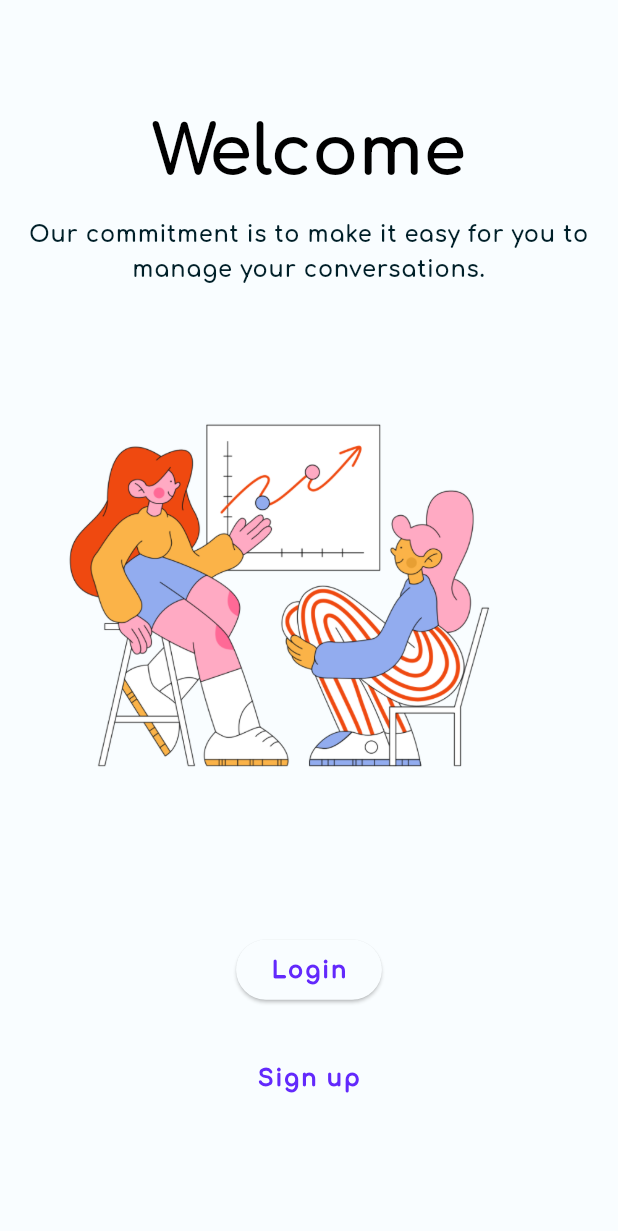
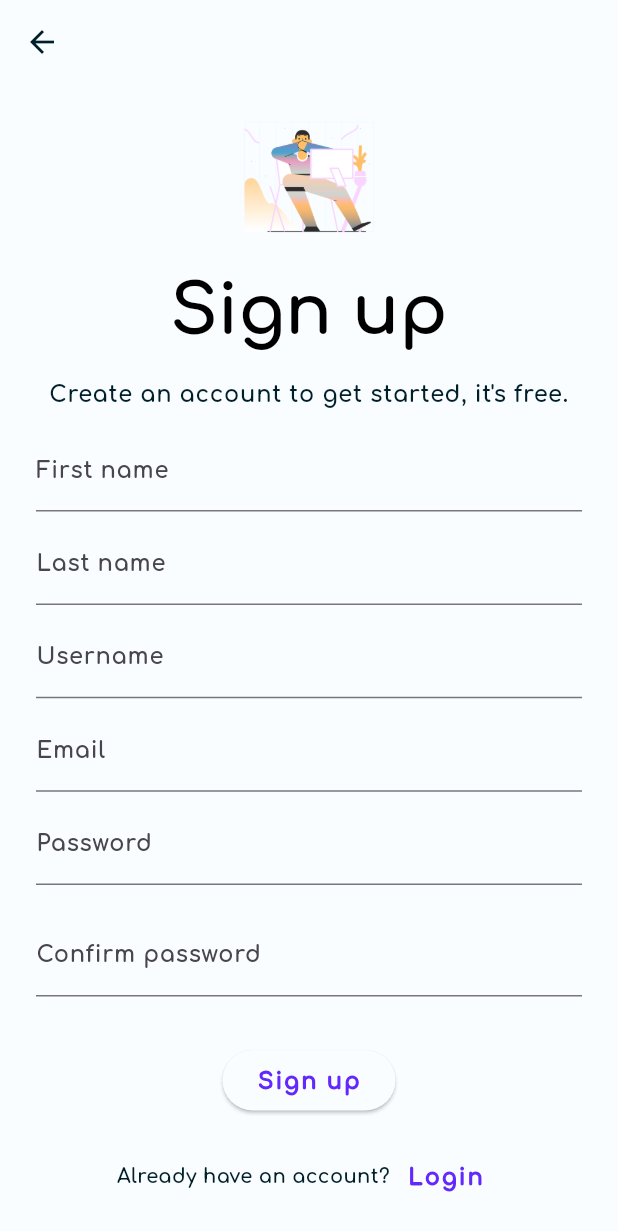
Before and after one commit to regi-gouale/com_gouale_suivi_rdv, a Flutter app: the screen it shows after launch, after a tap on "Sign up", on a phone screen of 412 x 824 dp. Shown: the top 1231 px of the screen. Run offline on Flutter 3.47's test engine with Material 2 defaults, Android fonts, the phone set to English and light mode, and no system bars; our stand-ins replace google_fonts; generated files the repository leaves out were written again.

Commit message:
Add sign up page

```diff
--- /dev/null
+++ b/lib/forms/signup_form.dart
@@ -0,0 +1,152 @@
+
+
+import 'package:flutter/material.dart';
+import 'package:iger/utils/translate.dart';
+
+class SignUpForm extends StatefulWidget {
+  const SignUpForm({super.key});
+
+  @override
+  State<SignUpForm> createState() => _SignUpFormState();
+}
+
+class _SignUpFormState extends State<SignUpForm> {
+  final _formKey = GlobalKey<FormState>();
+
+  @override
+  Widget build(BuildContext context) {
+    return Form(
+      key: _formKey,
+      child: Column(
+        children: [
+          Padding(
+            padding: const EdgeInsets.symmetric(
+              horizontal: 24.0,
+              vertical: 4.0,
+            ),
+            child: TextFormField(
+              decoration: InputDecoration(
+                labelText: t(context)!.firstName,
+                hintText: t(context)!.firstNameHint,
+              ),
+              validator: (value) {
+                if (value == null || value.isEmpty) {
+                  return t(context)!.firstNameRequired;
+                }
+                return null;
+              },
+            ),
+          ),
+          Padding(
+            padding: const EdgeInsets.symmetric(
+              horizontal: 24.0,
+              vertical: 4.0,
+            ),
+            child: TextFormField(
+              decoration: InputDecoration(
+                labelText: t(context)!.lastName,
+                hintText: t(context)!.lastNameHint,
+              ),
+              validator: (value) {
+                if (value == null || value.isEmpty) {
+                  return t(context)!.lastNameRequired;
+                }
+                return null;
+              },
+            ),
+          ),
+          Padding(
+            padding: const EdgeInsets.symmetric(
+              horizontal: 24.0,
+              vertical: 4.0,
+            ),
+            child: TextFormField(
+              decoration: InputDecoration(
+                labelText: t(context)!.userName,
+                hintText: t(context)!.userNameHint,
+              ),
+              validator: (value) {
+                if (value == null || value.isEmpty) {
+                  return t(context)!.userNameRequired;
+                }
+                return null;
+              },
+            ),
+          ),
+          Padding(
+            padding: const EdgeInsets.symmetric(
+              horizontal: 24.0,
+              vertical: 4.0,
+            ),
+            child: TextFormField(
+              decoration: InputDecoration(
+                labelText: t(context)!.email,
+                hintText: t(context)!.emailHint,
+              ),
+              validator: (value) {
+                if (value == null || value.isEmpty) {
+                  return t(context)!.emailRequired;
+                }
+                return null;
+              },
+            ),
+          ),
+          Padding(
+            padding: const EdgeInsets.symmetric(
+              horizontal: 24.0,
+              vertical: 4.0,
+            ),
+            child: TextFormField(
+              decoration: InputDecoration(
+                labelText: t(context)!.password,
+                hintText: t(context)!.passwordHint,
+              ),
+              validator: (value) {
+                if (value == null || value.isEmpty) {
+                  return t(context)!.passwordRequired;
+                }
+                return null;
+              },
+            ),
+          ),
+          Padding(
+            padding: const EdgeInsets.symmetric(
+              horizontal: 24.0,
+              vertical: 16.0,
+            ),
+            child: TextFormField(
+              decoration: InputDecoration(
+                labelText: t(context)!.passwordConfirm,
+                hintText: t(context)!.passwordConfirmHint,
+              ),
+              validator: (value) {
+                if (value == null || value.isEmpty) {
+                  return t(context)!.passwordConfirmRequired;
+                }
+                return null;
+              },
+            ),
+          ),
+          Padding(
+            padding: const EdgeInsets.symmetric(
+              horizontal: 24.0,
+              vertical: 16.0,
+            ),
+            child: ElevatedButton(
+              onPressed: () {
+                if (_formKey.currentState!.validate()) {
+                  ScaffoldMessenger.of(context).showSnackBar(
+                    const SnackBar(
+                      content: Text('Processing Data'),
+                    ),
+                  );
+                }
+              },
+              child: Text(t(context)!.signUpTitle),
+            ),
+          ),
+        ],
+      ),
+    );
+  }
+}
--- a/lib/l10n/app_en.arb
+++ b/lib/l10n/app_en.arb
@@ -6,7 +6,7 @@
     "loginTitle": "Login",
     "loginMessage": "Please enter your credentials to login.",
     "signUpTitle": "Sign up",
-    "signUpMessage": "Please enter your credentials to sign up.",
+    "signUpMessage": "Create an account to get started, it's free.",
     "signOutTitle": "Sign out",
     "signOutMessage": "Are you sure you want to sign out?",
     "email": "Email",
@@ -16,5 +16,20 @@
     "passwordHint": "Enter your password",
     "passwordRequired": "Password is required",
     "loginSuccess": "Login successful",
-    "noAccount": "Don't have an account?"
+    "noAccount": "Don't have an account?",
+    "passwordConfirm": "Confirm password",
+    "passwordConfirmHint": "Confirm your password",
+    "passwordConfirmRequired": "Password confirmation is required",
+    "passwordConfirmMatch": "Passwords must match",
+    "signUpSuccess": "Sign up successful",
+    "alreadyHaveAccount": "Already have an account?",
+    "firstName": "First name",
+    "firstNameHint": "Enter your first name",
+    "firstNameRequired": "First name is required",
+    "lastName": "Last name",
+    "lastNameHint": "Enter your last name",
+    "lastNameRequired": "Last name is required",
+    "userName": "Username",
+    "userNameHint": "Enter your username",
+    "userNameRequired": "Username is required"
 }
--- /dev/null
+++ b/lib/screens/signup_screen.dart
@@ -0,0 +1,66 @@
+import 'package:flutter/material.dart';
+import 'package:iger/forms/signup_form.dart';
+import 'package:iger/screens/login_screen.dart';
+import 'package:iger/utils/translate.dart';
+
+class SignUpScreen extends StatefulWidget {
+  const SignUpScreen({super.key});
+
+  @override
+  State<SignUpScreen> createState() => _SignUpScreenState();
+}
+
+class _SignUpScreenState extends State<SignUpScreen> {
+  @override
+  Widget build(BuildContext context) {
+    return Scaffold(
+      appBar: AppBar(),
+      body: Center(
+        child: SingleChildScrollView(
+          child: Column(
+            mainAxisAlignment: MainAxisAlignment.center,
+            children: [
+              Image.asset(
+                'assets/images/signup_image.png',
+                width: double.infinity,
+                height: 100,
+              ),
+              Padding(
+                padding: const EdgeInsets.all(8.0),
+                child: Text(
+                  t(context)!.signUpTitle,
+                  style: Theme.of(context).textTheme.headline3,
+                ),
+              ),
+              Padding(
+                padding: const EdgeInsets.all(8.0),
+                child: Text(
+                  t(context)!.signUpMessage,
+                  style: Theme.of(context).textTheme.bodyText1,
+                  textAlign: TextAlign.center,
+                ),
+              ),
+              const SignUpForm(),
+              Row(
+                mainAxisAlignment: MainAxisAlignment.center,
+                children: [
+                  Text(t(context)!.alreadyHaveAccount),
+                  TextButton(
+                    onPressed: () {
+                      Navigator.of(context).pushReplacement(
+                        MaterialPageRoute(
+                          builder: (context) => const LoginScreen(),
+                        ),
+                      );
+                    },
+                    child: Text(t(context)!.loginTitle),
+                  ),
+                ],
+              ),
+            ],
+          ),
+        ),
+      ),
+    );
+  }
+}
--- a/lib/screens/welcome_screen.dart
+++ b/lib/screens/welcome_screen.dart
@@ -1,5 +1,6 @@
 import 'package:flutter/material.dart';
 import 'package:iger/screens/login_screen.dart';
+import 'package:iger/screens/signup_screen.dart';
 import 'package:iger/utils/translate.dart';
 
 class WelcomeScreen extends StatelessWidget {
@@ -53,7 +54,13 @@ class WelcomeScreen extends StatelessWidget {
             Padding(
               padding: const EdgeInsets.all(8.0),
               child: TextButton(
-                onPressed: () {},
+                onPressed: () {
+                  Navigator.of(context).push(
+                    MaterialPageRoute(
+                      builder: (context) => const SignUpScreen(),
+                    ),
+                  );
+                },
                 child: Text(t(context)!.signUpTitle),
               ),
             ),
```
Also changed, not shown: lib/l10n/app_fr.arb (+17 -2 lines), lib/screens/login_screen.dart (+9 -3 lines), assets/images/signup_image.png (added), 1 other file.
